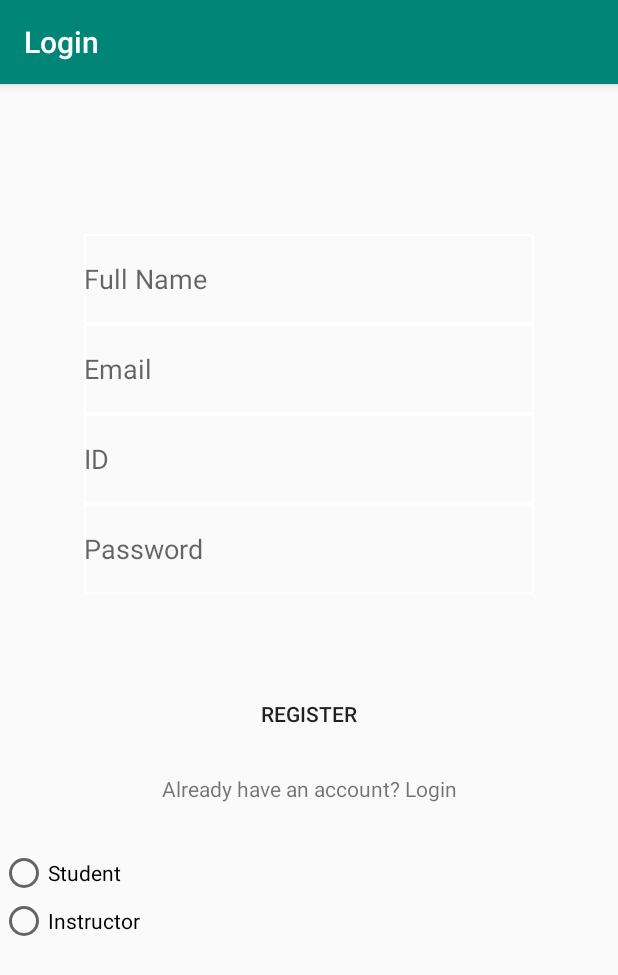
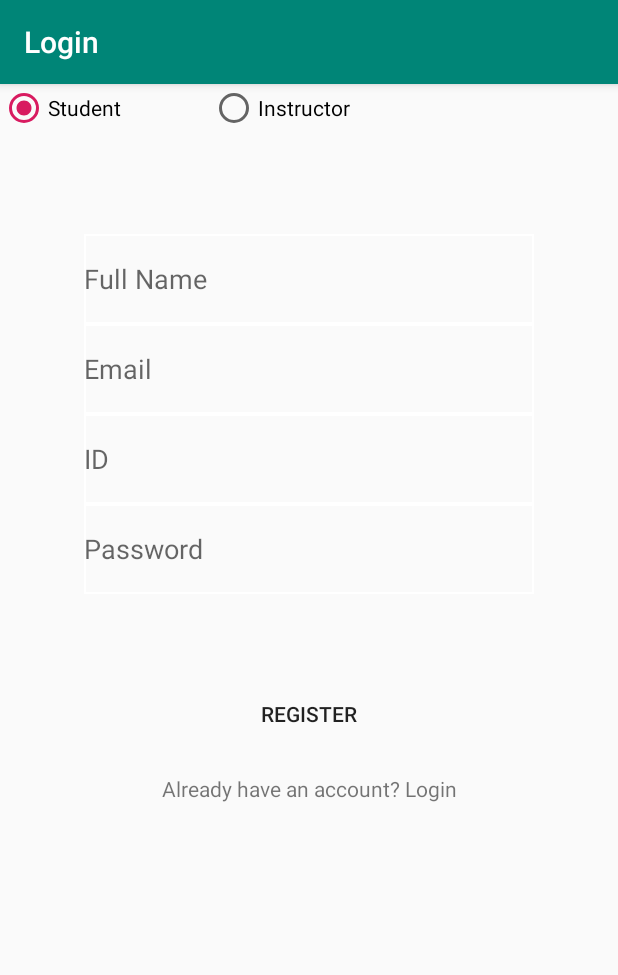
Before and after one commit to whehdwns/Scavenger-Hunt-Mobile-Application, an Android app: the register screen opened directly, with no data from a screen before it, on a phone screen of 412 x 824 dp. Shown: the top 975 px of the screen. Run offline under Robolectric (Android 15) with nearby library versions, the phone set to English and light mode, and no system bars; our stand-ins replace Firebase (no records; nobody signed in at launch, a user with empty details on screens opened directly).

Commit message:
added student/instructor button to registration, assigned them to their respective node

```diff
--- a/app/src/main/res/layout/activity_register.xml
+++ b/app/src/main/res/layout/activity_register.xml
@@ -59,25 +59,7 @@
             android:text="Already have an account? Login"
             android:textAlignment="center" />
 
-        <RadioGroup xmlns:android="http://schemas.android.com/apk/res/android"
-            android:layout_width="match_parent"
-            android:layout_height="wrap_content"
-            android:orientation="vertical"
-            tools:layout_editor_absoluteX="0dp"
-            tools:layout_editor_absoluteY="416dp">
 
-            <RadioButton
-                android:id="@+id/student"
-                android:layout_width="wrap_content"
-                android:layout_height="wrap_content"
-                android:text="Student" />
-
-            <RadioButton
-                android:id="@+id/instructor"
-                android:layout_width="wrap_content"
-                android:layout_height="wrap_content"
-                android:text="Instructor" />
-        </RadioGroup>
 
     </LinearLayout>
 
@@ -91,6 +73,29 @@
         tools:layout_editor_absoluteX="181dp"
         tools:layout_editor_absoluteY="235dp"
         tools:ignore="MissingConstraints" />
+    <RadioGroup
+        android:layout_width="280dp"
+        android:layout_height="wrap_content"
+        android:id="@+id/radioGroup"
+        android:layout_gravity="center_horizontal"
+        android:orientation="horizontal"
+        android:layout_marginTop="30dp">
 
+        <RadioButton
+            android:layout_width="0dp"
+            android:layout_height="wrap_content"
+            android:text="Student"
+            android:id="@+id/studentbutton"
+            android:layout_weight="1"
+            android:checked="true"/>
+
+        <RadioButton
+            android:layout_width="0dp"
+            android:layout_height="wrap_content"
+            android:text="Instructor"
+            android:id="@+id/instructorbutton"
+            android:layout_weight="1"/>
+
+    </RadioGroup>
 
 </android.support.constraint.ConstraintLayout>
```
Also changed, not shown: app/src/main/java/com/example/login/register.java (+89 -4 lines).
